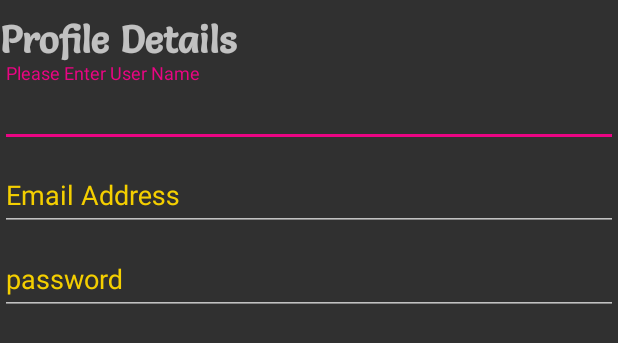
After one commit to MSSIDDIQUE/CoachingApp, an Android app: the layout profile_details_layout.xml on its own in the app's theme, with its tools: preview values and no code run, on a phone screen of 412 x 824 dp. The commit adds this screen. Shown: the top 343 px of the screen. Run offline under Robolectric (Android 15) with nearby library versions, the phone set to English and light mode, and no system bars; Roboto replaces fonts that are not available here.

Commit message:
Profile Sectio Added

```diff
--- a/app/build.gradle
+++ b/app/build.gradle
@@ -4,7 +4,7 @@ android {
     compileSdkVersion 26
     defaultConfig {
         applicationId "com.example.hello.coachingapp"
-        minSdkVersion 15
+        minSdkVersion 21
         targetSdkVersion 26
         versionCode 1
         versionName "1.0"
@@ -36,6 +36,7 @@ dependencies {
     implementation 'com.firebaseui:firebase-ui-database:2.1.0'
     implementation 'com.google.firebase:firebase-auth:16.0.1'
     implementation 'de.hdodenhof:circleimageview:2.1.0'
+    implementation 'com.alespero:expandable-cardview:0.8'
 }
 
 
--- /dev/null
+++ b/app/src/main/res/layout/profile_details_layout.xml
@@ -0,0 +1,68 @@
+<?xml version="1.0" encoding="utf-8"?>
+<LinearLayout xmlns:android="http://schemas.android.com/apk/res/android"
+    xmlns:app="http://schemas.android.com/apk/res-auto"
+    android:id="@+id/llmain"
+    android:layout_width="match_parent"
+    android:layout_height="wrap_content"
+    android:orientation="vertical"
+    app:layout_constraintBottom_toBottomOf="parent"
+    app:layout_constraintEnd_toEndOf="parent"
+    app:layout_constraintStart_toStartOf="parent"
+    app:layout_constraintTop_toTopOf="parent">
+
+    <TextView
+        android:layout_width="match_parent"
+        android:layout_height="wrap_content"
+        android:layout_marginTop="10dp"
+        android:text="Profile Details"
+        android:textSize="25dp"
+        android:textStyle="bold"
+        app:fontFamily="@font/salsa" />
+
+    <android.support.design.widget.TextInputLayout
+        android:layout_width="match_parent"
+        android:layout_height="wrap_content"
+        android:textColorHint="@color/colorPrimary">
+
+        <EditText
+            android:layout_width="match_parent"
+            android:layout_height="wrap_content"
+            android:hint="Please Enter User Name"
+            android:imeOptions="actionNext"
+            android:textColorHint="@color/colorPrimary" />
+
+    </android.support.design.widget.TextInputLayout>
+
+    <android.support.design.widget.TextInputLayout
+        android:layout_width="match_parent"
+        android:layout_height="wrap_content"
+        android:textColorHint="@color/colorPrimary">
+
+        <EditText
+            android:layout_width="match_parent"
+            android:layout_height="wrap_content"
+            android:hint="Email Address"
+            android:imeOptions="actionNext"
+            android:inputType="textEmailAddress"
+            android:textColorHint="@color/colorPrimary" />
+
+    </android.support.design.widget.TextInputLayout>
+
+
+    <android.support.design.widget.TextInputLayout
+        android:layout_width="match_parent"
+        android:layout_height="wrap_content"
+        android:textColorHint="@color/colorPrimary">
+
+        <EditText
+            android:layout_width="match_parent"
+            android:layout_height="wrap_content"
+            android:hint="password"
+            android:imeOptions="actionNext"
+            android:inputType="textPassword"
+            android:textColorHint="@color/colorPrimary" />
+
+    </android.support.design.widget.TextInputLayout>
+
+
+</LinearLayout>
```
Also changed, not shown: app/src/main/res/layout/profile_layout.xml (+32 -64 lines).
